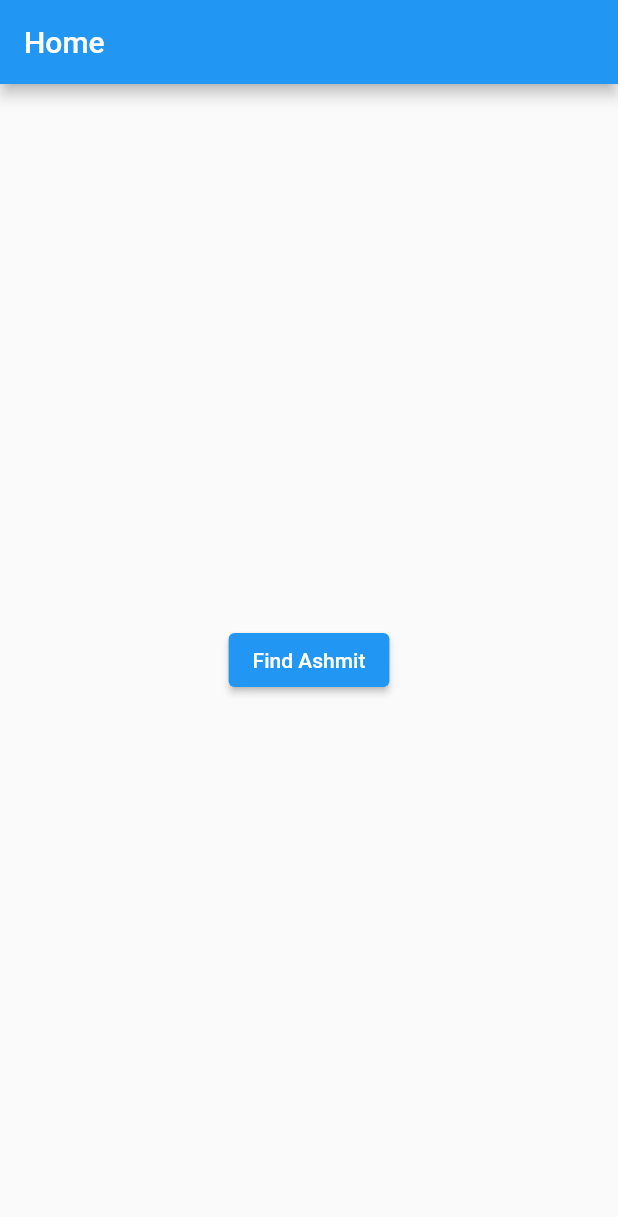
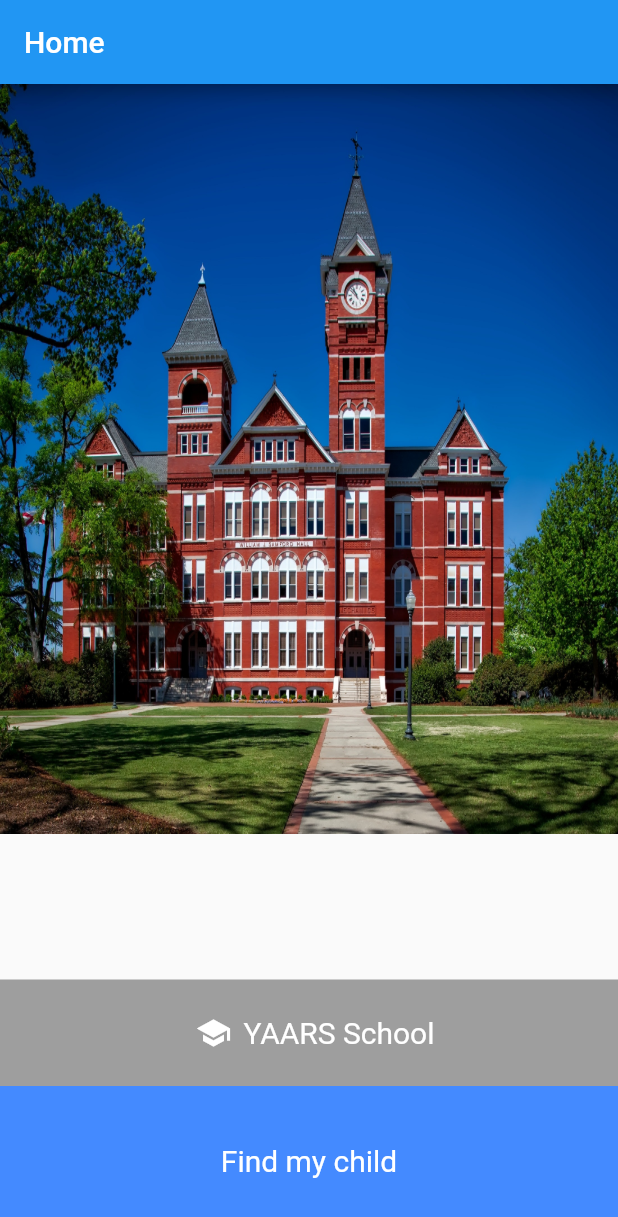
Before and after one commit to YAARS-2022/mobile_app, a Flutter app: the screen it shows after launch, on a phone screen of 412 x 824 dp. Shown: the top 1217 px of the screen. Run offline on Flutter 3.47's test engine with Material 2 defaults, Android fonts, the phone set to English and light mode, and no system bars; our stand-ins replace awesome_notifications, cloud_firestore, firebase_core, geolocator, get, get_storage; missing offline and left inert: flutter_osm_plugin; accounts and stored records are empty.

Commit message:
Mend the home UI
See: #14

```diff
--- a/lib/home.dart
+++ b/lib/home.dart
@@ -22,11 +22,57 @@ class _HomePageState extends State<HomePage> {
       appBar: AppBar(
         title: const Text('Home'),
       ),
-      body: Center(
-        child: ElevatedButton(
-          onPressed: () => navigateToMap(),
-          child: const Text('Find Ashmit'),
-        ),
+      body: Column(
+        children: [
+          Expanded(
+            child: Stack(
+              children: [
+                Image.asset('assets/school.jpg',
+                fit: BoxFit.fill,
+                height: 500,),
+                Align(
+                 alignment: Alignment.bottomCenter,
+                  child: Container(
+                    color: Colors.grey,
+                    padding: const EdgeInsets.all(16),
+                    child: Row(
+                      mainAxisAlignment: MainAxisAlignment.center,
+                      children: const [
+                        Padding(
+                          padding: EdgeInsets.only(left: 16.0),
+                          child: Icon(Icons.school,
+                          color: Colors.white,),
+                        ),
+                        Padding(
+                          padding: EdgeInsets.all(8.0),
+                          child: Text('YAARS School',
+                          style: TextStyle(
+                            color: Colors.white,
+                            fontSize: 20
+                          ),),
+                        ),
+                      ],
+                    ),
+                  ),
+                ),
+              ],
+            ),
+          ),
+          GestureDetector(
+            onTap: () => navigateToMap(),
+            child: Container(
+              width: 1080,
+              height: 100,
+              color: Colors.blueAccent,
+              alignment: Alignment.center,
+              child: const Text("Find my child",
+              style: TextStyle(
+                color: Colors.white,
+                fontSize: 20
+              ),),
+            ),
+          )
+        ]
       ),
     );
   }
--- a/lib/map/map.dart
+++ b/lib/map/map.dart
@@ -45,7 +45,7 @@ class MapView extends StatelessWidget {
             child: OSMFlutter(
               staticPoints: staticPoints,
               controller: mapController,
-              trackMyPosition: false,
+              trackMyPosition: true,
               initZoom: 12,
               minZoomLevel: 8,
               maxZoomLevel: 14,
```
Also changed, not shown: assets/school.jpg (added).
